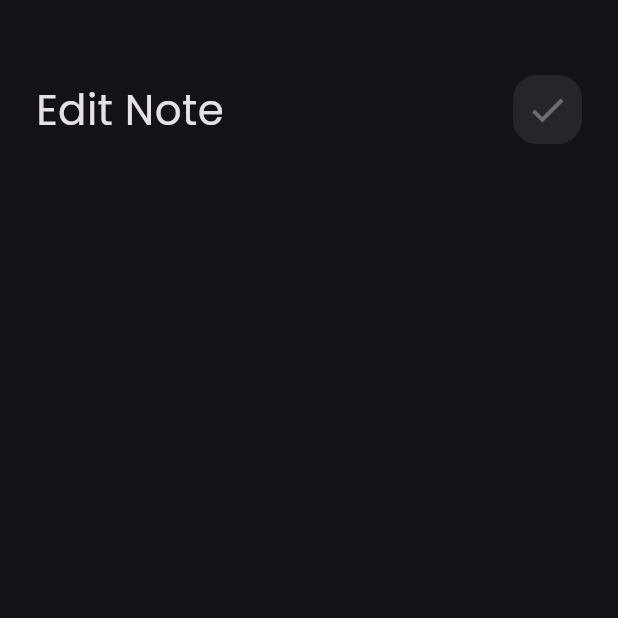
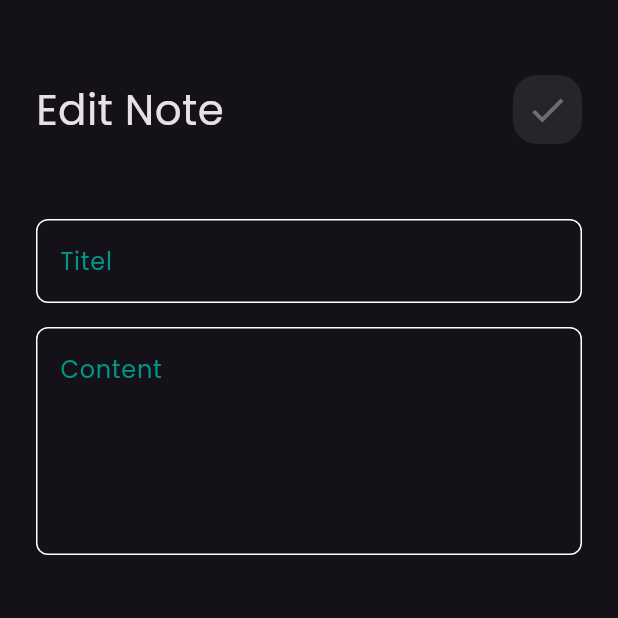
Before and after one commit to Bola30/Notes-Application, a Flutter app: the EditNoteView screen opened directly, on a phone screen of 412 x 824 dp, the top half of it. Run offline on Flutter 3.47's test engine with Material 3 defaults, Android fonts, the phone set to English and light mode, and no system bars.

Commit message:
Edit Note View UI Done

```diff
--- a/lib/views/Edit_Note_View.dart
+++ b/lib/views/Edit_Note_View.dart
@@ -1,5 +1,6 @@
 import 'package:flutter/material.dart';
 import 'package:notes_application/views/Coustem_Appbar.dart';
+import 'package:notes_application/views/widgets/Coustem_Text_Feild.dart';
 
 class EditNoteView extends StatelessWidget {
   const EditNoteView({super.key});
@@ -17,6 +18,14 @@ class EditNoteView extends StatelessWidget {
               titel: 'Edit Note',
               icon: Icons.check,
             ),
+      SizedBox(
+              height: 50,
+            ),
+            CoustemTextFeild(hint: "Titel",),
+              SizedBox(
+              height: 16,
+            ),
+            CoustemTextFeild(hint: "Content", maxlines: 5,)
           ],),
       ),
     );
--- a/lib/views/widgets/Coustem_Button.dart
+++ b/lib/views/widgets/Coustem_Button.dart
@@ -2,6 +2,7 @@ import 'package:flutter/material.dart';
 
 class CoustemButton extends StatelessWidget {
   const CoustemButton({super.key});
+
 
   @override
   Widget build(BuildContext context) {
--- a/lib/views/widgets/Notes_body.dart
+++ b/lib/views/widgets/Notes_body.dart
@@ -15,7 +15,7 @@ class Notesbody extends StatelessWidget {
             height: 50,
           ),
           CoustemAppBar(titel: 'Notes', icon: Icons.search,),
-          SizedBox(height: 20,),
+          SizedBox(height: 20),
           Expanded(child: NotesListView()),
         ],
       ),
```
Also changed, not shown: lib/views/widgets/Edit_Note_View_Body.dart (+19 -2 lines).
